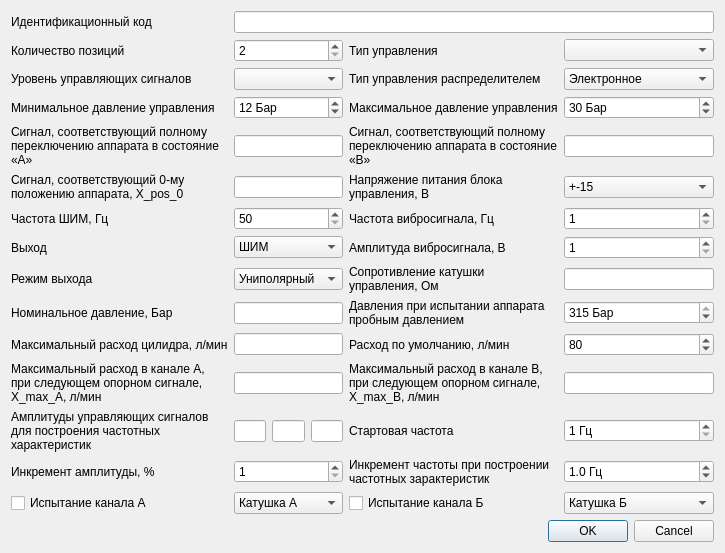
Qt form servo_title_info.ui (firef0xff/SSHGS01) before a commit.
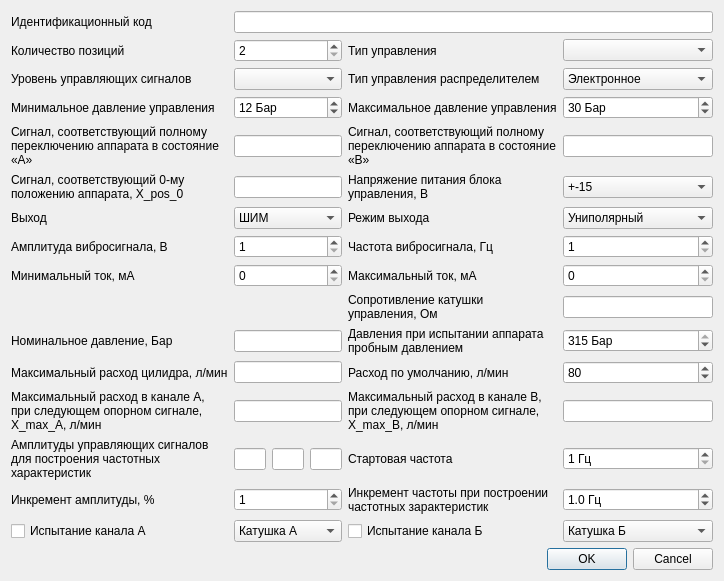
The same form after that commit.

Diff of the .ui file:
```diff
--- a/servo_title_info.ui
+++ b/servo_title_info.ui
@@ -6,8 +6,8 @@
    <rect>
     <x>0</x>
     <y>0</y>
-    <width>671</width>
-    <height>514</height>
+    <width>666</width>
+    <height>540</height>
    </rect>
   </property>
   <property name="windowTitle">
@@ -19,121 +19,99 @@
    </property>
    <item>
     <layout class="QGridLayout" name="gridLayout">
-     <item row="0" column="1" colspan="3">
-      <widget class="QLineEdit" name="SerNo">
-       <property name="sizePolicy">
-        <sizepolicy hsizetype="Preferred" vsizetype="Fixed">
-         <horstretch>0</horstretch>
-         <verstretch>0</verstretch>
-        </sizepolicy>
-       </property>
-       <property name="clearButtonEnabled">
-        <bool>true</bool>
-       </property>
-      </widget>
-     </item>
-     <item row="1" column="2">
-      <widget class="QLabel" name="l_control_type">
-       <property name="text">
-        <string>Тип управления</string>
-       </property>
-      </widget>
-     </item>
-     <item row="1" column="3">
-      <widget class="QComboBox" name="ControlType">
-       <property name="maximumSize">
-        <size>
-         <width>150</width>
-         <height>16777215</height>
-        </size>
-       </property>
-       <property name="editable">
-        <bool>false</bool>
-       </property>
-       <property name="currentIndex">
-        <number>-1</number>
-       </property>
-       <item>
-        <property name="text">
-         <string>Блок управления</string>
-        </property>
-       </item>
-       <item>
-        <property name="text">
-         <string>Катушками управления</string>
-        </property>
-       </item>
-      </widget>
-     </item>
-     <item row="1" column="1">
-      <widget class="QSpinBox" name="PosCount">
-       <property name="minimum">
-        <number>2</number>
-       </property>
-       <property name="maximum">
-        <number>3</number>
-       </property>
-      </widget>
-     </item>
-     <item row="7" column="0">
-      <widget class="QLabel" name="label_3">
-       <property name="text">
-        <string>Выход</string>
-       </property>
-      </widget>
-     </item>
-     <item row="15" column="1">
-      <widget class="QComboBox" name="ControlReelChA">
-       <item>
-        <property name="text">
-         <string>Катушка А</string>
-        </property>
-       </item>
-       <item>
-        <property name="text">
-         <string>Катушка Б</string>
-        </property>
-       </item>
-      </widget>
-     </item>
      <item row="15" column="2">
-      <widget class="QCheckBox" name="TestChB">
+      <widget class="QLabel" name="l_max_expenditure_b">
        <property name="text">
-        <string>Испытание канала Б</string>
-       </property>
-      </widget>
-     </item>
-     <item row="15" column="3">
-      <widget class="QComboBox" name="ControlReelChB">
-       <property name="maximumSize">
-        <size>
-         <width>150</width>
-         <height>16777215</height>
-        </size>
-       </property>
-       <property name="currentIndex">
-        <number>1</number>
-       </property>
-       <item>
-        <property name="text">
-         <string>Катушка А</string>
-        </property>
-       </item>
-       <item>
-        <property name="text">
-         <string>Катушка Б</string>
-        </property>
-       </item>
-      </widget>
-     </item>
-     <item row="15" column="0">
-      <widget class="QCheckBox" name="TestChA">
-       <property name="text">
-        <string>Испытание канала А</string>
+        <string>Максимальный расход в канале В,
+при следующем опорном сигнале,
+X_max_B, л/мин</string>
        </property>
       </widget>
      </item>
      <item row="13" column="0">
+      <widget class="QLabel" name="l_nominal_pressure">
+       <property name="text">
+        <string>Номинальное давление, Бар</string>
+       </property>
+      </widget>
+     </item>
+     <item row="14" column="1">
+      <widget class="QLineEdit" name="MaxExpenditure">
+       <property name="sizePolicy">
+        <sizepolicy hsizetype="Preferred" vsizetype="Fixed">
+         <horstretch>0</horstretch>
+         <verstretch>0</verstretch>
+        </sizepolicy>
+       </property>
+       <property name="toolTip">
+        <string>1...660 л/мин</string>
+       </property>
+       <property name="toolTipDuration">
+        <number>1000</number>
+       </property>
+       <property name="clearButtonEnabled">
+        <bool>true</bool>
+       </property>
+      </widget>
+     </item>
+     <item row="3" column="2">
+      <widget class="QLabel" name="l_max_control_pressure">
+       <property name="text">
+        <string>Максимальное давление управления</string>
+       </property>
+      </widget>
+     </item>
+     <item row="14" column="3">
+      <widget class="QSpinBox" name="DefExpenditure">
+       <property name="maximumSize">
+        <size>
+         <width>150</width>
+         <height>16777215</height>
+        </size>
+       </property>
+       <property name="toolTip">
+        <string>1...660 л/мин</string>
+       </property>
+       <property name="toolTipDuration">
+        <number>1000</number>
+       </property>
+       <property name="minimum">
+        <number>10</number>
+       </property>
+       <property name="maximum">
+        <number>660</number>
+       </property>
+       <property name="value">
+        <number>80</number>
+       </property>
+      </widget>
+     </item>
+     <item row="4" column="3">
+      <widget class="QLineEdit" name="SignalStateB">
+       <property name="sizePolicy">
+        <sizepolicy hsizetype="Preferred" vsizetype="Fixed">
+         <horstretch>0</horstretch>
+         <verstretch>0</verstretch>
+        </sizepolicy>
+       </property>
+       <property name="maximumSize">
+        <size>
+         <width>150</width>
+         <height>16777215</height>
+        </size>
+       </property>
+       <property name="toolTipDuration">
+        <number>1000</number>
+       </property>
+       <property name="text">
+        <string/>
+       </property>
+       <property name="clearButtonEnabled">
+        <bool>true</bool>
+       </property>
+      </widget>
+     </item>
+     <item row="16" column="0">
       <widget class="QLabel" name="l_control_signal_ampl">
        <property name="text">
         <string>Амплитуды управляющих сигналов
@@ -142,51 +120,14 @@
        </property>
       </widget>
      </item>
-     <item row="4" column="3">
-      <widget class="QLineEdit" name="SignalStateB">
-       <property name="sizePolicy">
-        <sizepolicy hsizetype="Preferred" vsizetype="Fixed">
-         <horstretch>0</horstretch>
-         <verstretch>0</verstretch>
-        </sizepolicy>
-       </property>
-       <property name="maximumSize">
-        <size>
-         <width>150</width>
-         <height>16777215</height>
-        </size>
-       </property>
-       <property name="toolTipDuration">
-        <number>1000</number>
-       </property>
+     <item row="14" column="0">
+      <widget class="QLabel" name="l_max_expenditure">
        <property name="text">
-        <string/>
+        <string>Максимальный расход цилидра, л/мин</string>
        </property>
-       <property name="clearButtonEnabled">
-        <bool>true</bool>
-       </property>
       </widget>
      </item>
-     <item row="11" column="1">
-      <widget class="QLineEdit" name="MaxExpenditure">
-       <property name="sizePolicy">
-        <sizepolicy hsizetype="Preferred" vsizetype="Fixed">
-         <horstretch>0</horstretch>
-         <verstretch>0</verstretch>
-        </sizepolicy>
-       </property>
-       <property name="toolTip">
-        <string>1...660 л/мин</string>
-       </property>
-       <property name="toolTipDuration">
-        <number>1000</number>
-       </property>
-       <property name="clearButtonEnabled">
-        <bool>true</bool>
-       </property>
-      </widget>
-     </item>
-     <item row="12" column="0">
+     <item row="15" column="0">
       <widget class="QLabel" name="l_max_expenditure_a">
        <property name="text">
         <string>Максимальный расход в канале А,
@@ -195,7 +136,7 @@
        </property>
       </widget>
      </item>
-     <item row="10" column="3">
+     <item row="13" column="3">
       <widget class="QSpinBox" name="PressureTesting">
        <property name="sizePolicy">
         <sizepolicy hsizetype="Preferred" vsizetype="Fixed">
@@ -229,61 +170,6 @@
        </property>
       </widget>
      </item>
-     <item row="10" column="0">
-      <widget class="QLabel" name="l_nominal_pressure">
-       <property name="text">
-        <string>Номинальное давление, Бар</string>
-       </property>
-      </widget>
-     </item>
-     <item row="11" column="3">
-      <widget class="QSpinBox" name="DefExpenditure">
-       <property name="maximumSize">
-        <size>
-         <width>150</width>
-         <height>16777215</height>
-        </size>
-       </property>
-       <property name="toolTip">
-        <string>1...660 л/мин</string>
-       </property>
-       <property name="toolTipDuration">
-        <number>1000</number>
-       </property>
-       <property name="minimum">
-        <number>10</number>
-       </property>
-       <property name="maximum">
-        <number>660</number>
-       </property>
-       <property name="value">
-        <number>80</number>
-       </property>
-      </widget>
-     </item>
-     <item row="12" column="2">
-      <widget class="QLabel" name="l_max_expenditure_b">
-       <property name="text">
-        <string>Максимальный расход в канале В,
-при следующем опорном сигнале,
-X_max_B, л/мин</string>
-       </property>
-      </widget>
-     </item>
-     <item row="11" column="0">
-      <widget class="QLabel" name="l_max_expenditure">
-       <property name="text">
-        <string>Максимальный расход цилидра, л/мин</string>
-       </property>
-      </widget>
-     </item>
-     <item row="3" column="2">
-      <widget class="QLabel" name="l_max_control_pressure">
-       <property name="text">
-        <string>Максимальное давление управления</string>
-       </property>
-      </widget>
-     </item>
      <item row="3" column="0">
       <widget class="QLabel" name="l_min_control_pressure">
        <property name="text">
@@ -313,7 +199,7 @@
        </property>
       </widget>
      </item>
-     <item row="11" column="2">
+     <item row="14" column="2">
       <widget class="QLabel" name="l_def_expenditure">
        <property name="text">
         <string>Расход по умолчанию, л/мин</string>
@@ -442,7 +328,7 @@
        </property>
       </widget>
      </item>
-     <item row="10" column="1">
+     <item row="13" column="1">
       <widget class="QLineEdit" name="PressureNominal">
        <property name="enabled">
         <bool>true</bool>
@@ -464,7 +350,7 @@
        </property>
       </widget>
      </item>
-     <item row="10" column="2">
+     <item row="13" column="2">
       <widget class="QLabel" name="l_pressure_testing">
        <property name="text">
         <string>Давления при испытании аппарата
@@ -491,7 +377,7 @@
        </property>
       </widget>
      </item>
-     <item row="12" column="1">
+     <item row="15" column="1">
       <widget class="QLineEdit" name="MaxExpenditureA">
        <property name="sizePolicy">
         <sizepolicy hsizetype="Preferred" vsizetype="Fixed">
@@ -561,7 +447,7 @@
        </item>
       </widget>
      </item>
-     <item row="12" column="3">
+     <item row="15" column="3">
       <widget class="QLineEdit" name="MaxExpenditureB">
        <property name="sizePolicy">
         <sizepolicy hsizetype="Preferred" vsizetype="Fixed">
@@ -586,7 +472,7 @@
        </property>
       </widget>
      </item>
-     <item row="13" column="1">
+     <item row="16" column="1">
       <layout class="QGridLayout" name="gridLayout_2">
        <property name="sizeConstraint">
         <enum>QLayout::SetFixedSize</enum>
@@ -623,10 +509,10 @@
        </item>
       </layout>
      </item>
-     <item row="6" column="0">
-      <widget class="QLabel" name="label">
+     <item row="8" column="2">
+      <widget class="QLabel" name="l_OutputCase">
        <property name="text">
-        <string>Частота ШИМ, Гц</string>
+        <string>Режим выхода</string>
        </property>
       </widget>
      </item>
@@ -667,61 +553,8 @@
        </property>
       </widget>
      </item>
-     <item row="6" column="2">
-      <widget class="QLabel" name="label_2">
-       <property name="text">
-        <string>Частота вибросигнала, Гц</string>
-       </property>
-      </widget>
-     </item>
-     <item row="8" column="0">
-      <widget class="QLabel" name="label_5">
-       <property name="text">
-        <string>Режим выхода</string>
-       </property>
-      </widget>
-     </item>
-     <item row="6" column="1">
-      <widget class="QSpinBox" name="spinBox">
-       <property name="toolTip">
-        <string>50...1000Гц</string>
-       </property>
-       <property name="toolTipDuration">
-        <number>500</number>
-       </property>
-       <property name="minimum">
-        <number>50</number>
-       </property>
-       <property name="maximum">
-        <number>1000</number>
-       </property>
-      </widget>
-     </item>
-     <item row="7" column="2">
-      <widget class="QLabel" name="label_4">
-       <property name="text">
-        <string>Амплитуда вибросигнала, В</string>
-       </property>
-      </widget>
-     </item>
-     <item row="6" column="3">
-      <widget class="QSpinBox" name="spinBox_2">
-       <property name="toolTip">
-        <string>1...1000 Гц</string>
-       </property>
-       <property name="toolTipDuration">
-        <number>500</number>
-       </property>
-       <property name="minimum">
-        <number>1</number>
-       </property>
-       <property name="maximum">
-        <number>1000</number>
-       </property>
-      </widget>
-     </item>
-     <item row="7" column="1">
-      <widget class="QComboBox" name="comboBox">
+     <item row="8" column="1">
+      <widget class="QComboBox" name="OutputType">
        <item>
         <property name="text">
          <string>ШИМ</string>
@@ -734,34 +567,7 @@
        </item>
       </widget>
      </item>
-     <item row="7" column="3">
-      <widget class="QSpinBox" name="spinBox_3">
-       <property name="toolTip">
-        <string>1...30 В.</string>
-       </property>
-       <property name="minimum">
-        <number>1</number>
-       </property>
-       <property name="maximum">
-        <number>30</number>
-       </property>
-      </widget>
-     </item>
-     <item row="8" column="1">
-      <widget class="QComboBox" name="comboBox_2">
-       <item>
-        <property name="text">
-         <string>Униполярный</string>
-        </property>
-       </item>
-       <item>
-        <property name="text">
-         <string>Биполярный</string>
-        </property>
-       </item>
-      </widget>
-     </item>
-     <item row="14" column="2">
+     <item row="17" column="2">
       <widget class="QLabel" name="l_frequency_inc">
        <property name="text">
         <string>Инкремент частоты при построении
@@ -769,7 +575,7 @@
        </property>
       </widget>
      </item>
-     <item row="14" column="3">
+     <item row="17" column="3">
       <widget class="QDoubleSpinBox" name="FrequencyInc">
        <property name="sizePolicy">
         <sizepolicy hsizetype="Preferred" vsizetype="Fixed">
@@ -812,14 +618,14 @@
        </property>
       </widget>
      </item>
-     <item row="13" column="2">
+     <item row="16" column="2">
       <widget class="QLabel" name="l_Frequency">
        <property name="text">
         <string>Стартовая частота</string>
        </property>
       </widget>
      </item>
-     <item row="13" column="3">
+     <item row="16" column="3">
       <widget class="QSpinBox" name="Frequency">
        <property name="suffix">
         <string> Гц</string>
@@ -832,14 +638,14 @@
        </property>
       </widget>
      </item>
-     <item row="14" column="0">
+     <item row="17" column="0">
       <widget class="QLabel" name="l_Ampl_Inc">
        <property name="text">
         <string>Инкремент амплитуды, %</string>
        </property>
       </widget>
      </item>
-     <item row="14" column="1">
+     <item row="17" column="1">
       <widget class="QSpinBox" name="AmplInc">
        <property name="minimum">
         <number>1</number>
@@ -849,7 +655,7 @@
        </property>
       </widget>
      </item>
-     <item row="8" column="2">
+     <item row="11" column="2">
       <widget class="QLabel" name="l_control_reel_resist">
        <property name="text">
         <string>Сопротивление катушки
@@ -857,7 +663,7 @@
        </property>
       </widget>
      </item>
-     <item row="8" column="3">
+     <item row="11" column="3">
       <widget class="QLineEdit" name="ControlReelResist">
        <property name="maximumSize">
         <size>
@@ -867,6 +673,208 @@
        </property>
       </widget>
      </item>
+     <item row="8" column="3">
+      <widget class="QComboBox" name="OutputCase">
+       <item>
+        <property name="text">
+         <string>Униполярный</string>
+        </property>
+       </item>
+       <item>
+        <property name="text">
+         <string>Биполярный</string>
+        </property>
+       </item>
+      </widget>
+     </item>
+     <item row="9" column="0">
+      <widget class="QLabel" name="l_v_sig_ampl">
+       <property name="text">
+        <string>Амплитуда вибросигнала, В</string>
+       </property>
+      </widget>
+     </item>
+     <item row="9" column="3">
+      <widget class="QSpinBox" name="VSigFreq">
+       <property name="toolTip">
+        <string>1...1000 Гц</string>
+       </property>
+       <property name="toolTipDuration">
+        <number>500</number>
+       </property>
+       <property name="minimum">
+        <number>1</number>
+       </property>
+       <property name="maximum">
+        <number>1000</number>
+       </property>
+      </widget>
+     </item>
+     <item row="9" column="1">
+      <widget class="QSpinBox" name="VSigAmpl">
+       <property name="toolTip">
+        <string>1...30 В.</string>
+       </property>
+       <property name="toolTipDuration">
+        <number>500</number>
+       </property>
+       <property name="minimum">
+        <number>1</number>
+       </property>
+       <property name="maximum">
+        <number>30</number>
+       </property>
+      </widget>
+     </item>
+     <item row="9" column="2">
+      <widget class="QLabel" name="l_v_sig_freq">
+       <property name="text">
+        <string>Частота вибросигнала, Гц</string>
+       </property>
+      </widget>
+     </item>
+     <item row="18" column="3">
+      <widget class="QComboBox" name="ControlReelChB">
+       <property name="maximumSize">
+        <size>
+         <width>150</width>
+         <height>16777215</height>
+        </size>
+       </property>
+       <property name="currentIndex">
+        <number>1</number>
+       </property>
+       <item>
+        <property name="text">
+         <string>Катушка А</string>
+        </property>
+       </item>
+       <item>
+        <property name="text">
+         <string>Катушка Б</string>
+        </property>
+       </item>
+      </widget>
+     </item>
+     <item row="1" column="3">
+      <widget class="QComboBox" name="ControlType">
+       <property name="maximumSize">
+        <size>
+         <width>150</width>
+         <height>16777215</height>
+        </size>
+       </property>
+       <property name="editable">
+        <bool>false</bool>
+       </property>
+       <property name="currentIndex">
+        <number>-1</number>
+       </property>
+       <item>
+        <property name="text">
+         <string>Блок управления</string>
+        </property>
+       </item>
+       <item>
+        <property name="text">
+         <string>Катушками управления</string>
+        </property>
+       </item>
+      </widget>
+     </item>
+     <item row="18" column="0">
+      <widget class="QCheckBox" name="TestChA">
+       <property name="text">
+        <string>Испытание канала А</string>
+       </property>
+      </widget>
+     </item>
+     <item row="18" column="1">
+      <widget class="QComboBox" name="ControlReelChA">
+       <item>
+        <property name="text">
+         <string>Катушка А</string>
+        </property>
+       </item>
+       <item>
+        <property name="text">
+         <string>Катушка Б</string>
+        </property>
+       </item>
+      </widget>
+     </item>
+     <item row="8" column="0">
+      <widget class="QLabel" name="l_output_type">
+       <property name="text">
+        <string>Выход</string>
+       </property>
+      </widget>
+     </item>
+     <item row="1" column="2">
+      <widget class="QLabel" name="l_control_type">
+       <property name="text">
+        <string>Тип управления</string>
+       </property>
+      </widget>
+     </item>
+     <item row="0" column="1" colspan="3">
+      <widget class="QLineEdit" name="SerNo">
+       <property name="sizePolicy">
+        <sizepolicy hsizetype="Preferred" vsizetype="Fixed">
+         <horstretch>0</horstretch>
+         <verstretch>0</verstretch>
+        </sizepolicy>
+       </property>
+       <property name="clearButtonEnabled">
+        <bool>true</bool>
+       </property>
+      </widget>
+     </item>
+     <item row="18" column="2">
+      <widget class="QCheckBox" name="TestChB">
+       <property name="text">
+        <string>Испытание канала Б</string>
+       </property>
+      </widget>
+     </item>
+     <item row="1" column="1">
+      <widget class="QSpinBox" name="PosCount">
+       <property name="minimum">
+        <number>2</number>
+       </property>
+       <property name="maximum">
+        <number>3</number>
+       </property>
+      </widget>
+     </item>
+     <item row="10" column="0">
+      <widget class="QLabel" name="l_min_amperage">
+       <property name="text">
+        <string>Минимальный ток, мА</string>
+       </property>
+      </widget>
+     </item>
+     <item row="10" column="2">
+      <widget class="QLabel" name="l_max_amperage">
+       <property name="text">
+        <string>Максимальный ток, мА</string>
+       </property>
+      </widget>
+     </item>
+     <item row="10" column="1">
+      <widget class="QSpinBox" name="MinAmperage">
+       <property name="toolTipDuration">
+        <number>500</number>
+       </property>
+      </widget>
+     </item>
+     <item row="10" column="3">
+      <widget class="QSpinBox" name="MaxAmperage">
+       <property name="toolTipDuration">
+        <number>500</number>
+       </property>
+      </widget>
+     </item>
     </layout>
    </item>
    <item>
```
